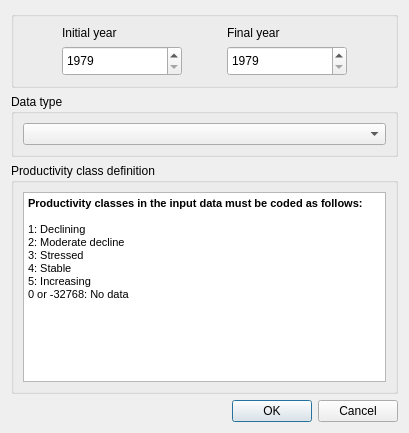
First picture: the form in LDMP/gui/DlgDataIOImportProd.ui, repository ConservationInternational/trends.earth, before the edit.
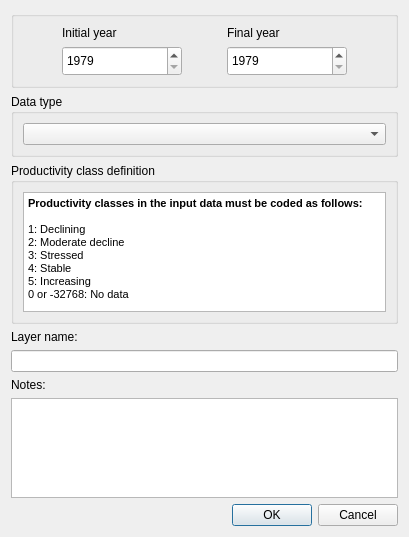
Second picture: the form after the edit.

Commit message: Add support for custom LPD data import

Patch:
```diff
--- a/LDMP/gui/DlgDataIOImportProd.ui
+++ b/LDMP/gui/DlgDataIOImportProd.ui
@@ -165,6 +165,46 @@
      </layout>
     </widget>
    </item>
+   <item>
+    <widget class="QLabel" name="layer_name_la">
+     <property name="text">
+      <string>Layer name:</string>
+     </property>
+    </widget>
+   </item>
+   <item>
+    <widget class="QLineEdit" name="layer_name_le">
+     <property name="toolTip">
+      <string>&lt;html&gt;&lt;head/&gt;&lt;body&gt;&lt;p&gt;Name that will be assigned to the imported layer.&lt;/p&gt;&lt;/body&gt;&lt;/html&gt;</string>
+     </property>
+    </widget>
+   </item>
+   <item>
+    <widget class="QLabel" name="task_notes_la">
+     <property name="text">
+      <string>Notes:</string>
+     </property>
+    </widget>
+   </item>
+   <item>
+    <widget class="QTextEdit" name="task_notes">
+     <property name="sizePolicy">
+      <sizepolicy hsizetype="Expanding" vsizetype="Minimum">
+       <horstretch>0</horstretch>
+       <verstretch>0</verstretch>
+      </sizepolicy>
+     </property>
+     <property name="maximumSize">
+      <size>
+       <width>16777215</width>
+       <height>100</height>
+      </size>
+     </property>
+     <property name="toolTip">
+      <string>Notes associated with the imported layer.</string>
+     </property>
+    </widget>
+   </item>
    <item>
     <widget class="QDialogButtonBox" name="btnBox">
      <property name="orientation">
```
The commit also changes 25 other files.
